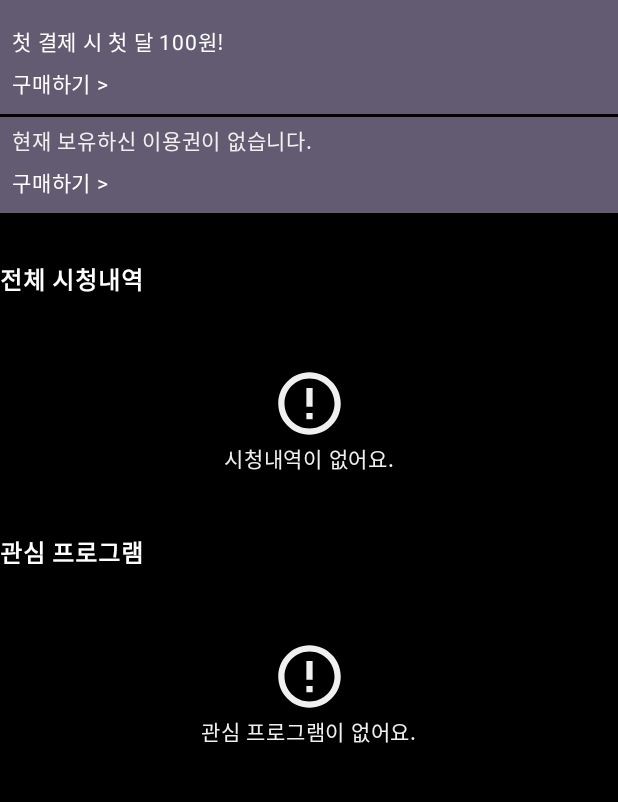
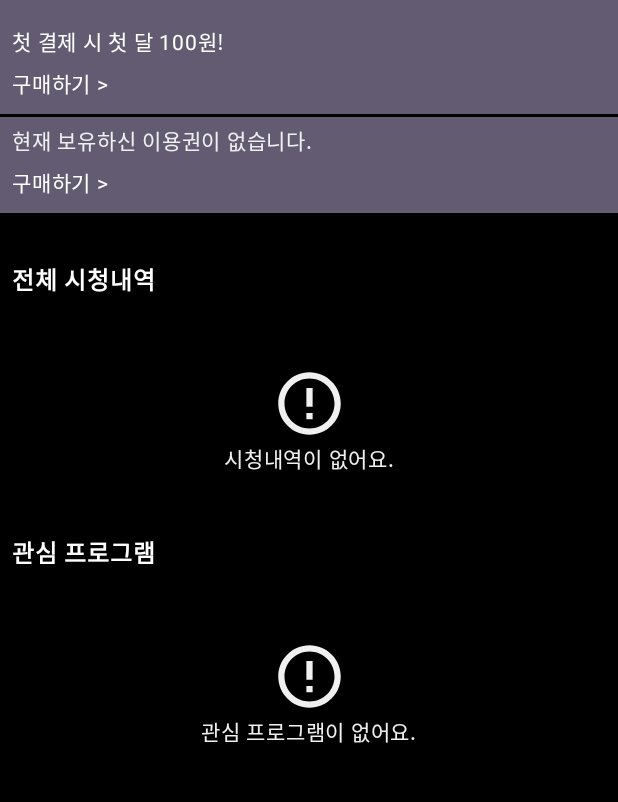
Before and after one commit to AND-SOPT-ANDROID/seongmin-kim, an Android app built with Jetpack Compose: the @Preview function GreetingPreview4, on a phone screen of 412 x 824 dp, the part 78-880 px from its top. Run offline under Robolectric (Android 15) with nearby library versions, the phone set to English and light mode, and no system bars.

Commit message:
[feat] : #3 MyPageActivity 기능구현

```diff
--- a/app/src/main/java/org/sopt/and/mypage/MyPageActivity.kt
+++ b/app/src/main/java/org/sopt/and/mypage/MyPageActivity.kt
@@ -13,8 +13,11 @@ import androidx.compose.foundation.layout.Spacer
 import androidx.compose.foundation.layout.fillMaxSize
 import androidx.compose.foundation.layout.fillMaxWidth
 import androidx.compose.foundation.layout.height
+import androidx.compose.foundation.layout.imePadding
+import androidx.compose.foundation.layout.navigationBarsPadding
 import androidx.compose.foundation.layout.padding
 import androidx.compose.foundation.layout.size
+import androidx.compose.foundation.layout.statusBarsPadding
 import androidx.compose.material.icons.Icons
 import androidx.compose.material.icons.filled.AccountCircle
 import androidx.compose.material3.Icon
@@ -43,7 +46,7 @@ class MyPageActivity : ComponentActivity() {
         enableEdgeToEdge()
         setContent {
             ANDANDROIDTheme {
-
+                MyViewScreen()
             }
         }
     }
@@ -55,7 +58,10 @@ fun MyViewScreen() {
         modifier = Modifier
             .fillMaxSize()
             .background(Black)
-    ) {
+            .statusBarsPadding()
+            .navigationBarsPadding()
+            .imePadding(),
+        ) {
 
         Column (
             modifier = Modifier
@@ -134,7 +140,13 @@ fun MyViewScreen() {
         Spacer(modifier = Modifier.height(32.dp))
 
         Column(modifier = Modifier.fillMaxWidth()) {
-            Text(text = "전체 시청내역", color = White, fontWeight = FontWeight.Bold, fontSize = 16.sp)
+            Text(
+                text = "전체 시청내역",
+                color = White,
+                fontWeight = FontWeight.Bold,
+                fontSize = 16.sp,
+                modifier = Modifier.padding(start = 8.dp)
+            )
             Spacer(modifier = Modifier.height(8.dp))
             Box(
                 modifier = Modifier
@@ -143,14 +155,25 @@ fun MyViewScreen() {
                 contentAlignment = Alignment.Center
             ) {
                 Column(horizontalAlignment = Alignment.CenterHorizontally) {
-                    Icon(painter = painterResource(id = R.drawable.ic_error_gray_24), contentDescription = "No Watch History", tint = Gray, modifier = Modifier.size(50.dp))
+                    Icon(
+                        painter = painterResource(id = R.drawable.ic_error_gray_24),
+                        contentDescription = "No Watch History",
+                        tint = Gray,
+                        modifier = Modifier.size(50.dp)
+                    )
                     Text(text = "시청내역이 없어요.", color = Gray, fontSize = 14.sp)
                 }
             }
         }
 
         Column(modifier = Modifier.fillMaxWidth()) {
-            Text(text = "관심 프로그램", color = White, fontWeight = FontWeight.Bold, fontSize = 16.sp)
+            Text(
+                text = "관심 프로그램",
+                color = White,
+                fontWeight = FontWeight.Bold,
+                fontSize = 16.sp,
+                modifier = Modifier.padding(start = 8.dp)
+            )
             Spacer(modifier = Modifier.height(8.dp))
             Box(
                 modifier = Modifier
@@ -159,7 +182,12 @@ fun MyViewScreen() {
                 contentAlignment = Alignment.Center
             ) {
                 Column(horizontalAlignment = Alignment.CenterHorizontally) {
-                    Icon(painter = painterResource(id = R.drawable.ic_error_gray_24), contentDescription = "No Interest Program", tint = Gray, modifier = Modifier.size(50.dp))
+                    Icon(
+                        painter = painterResource(id = R.drawable.ic_error_gray_24),
+                        contentDescription = "No Interest Program",
+                        tint = Gray,
+                        modifier = Modifier.size(50.dp)
+                    )
                     Text(text = "관심 프로그램이 없어요.", color = Gray, fontSize = 14.sp)
                 }
             }
```
